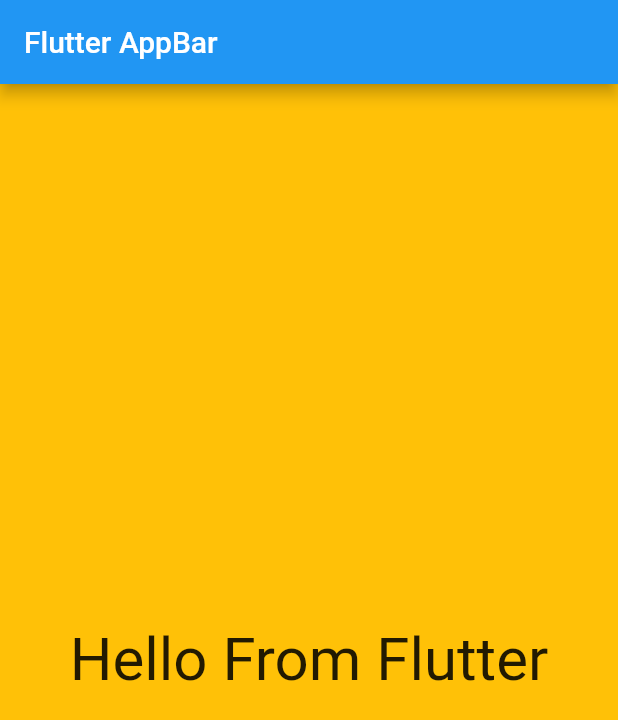
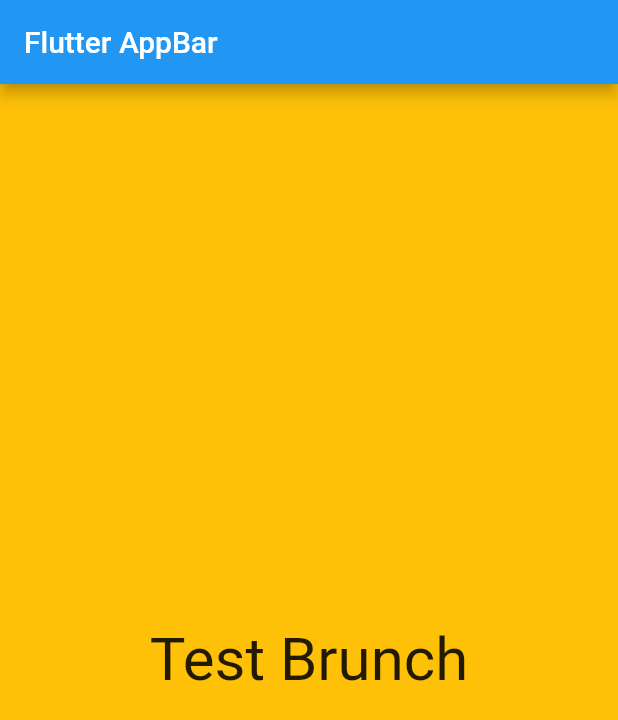
Before and after one commit to nirjanmunshi/flutter-basics, a Flutter app: the screen it shows after launch, on a phone screen of 412 x 824 dp. Shown: the top 720 px of the screen. Run offline on Flutter 3.47's test engine with Material 2 defaults, Android fonts, the phone set to English and light mode, and no system bars.

Commit message:
Test Brunch

```diff
--- a/lib/main.dart
+++ b/lib/main.dart
@@ -25,7 +25,7 @@ class MyFlutterAppBody extends StatelessWidget {
       color: Colors.amber,
       child: Center(
         child: Text(
-          "Hello From Flutter",
+          "Test Brunch",
           textDirection: TextDirection.ltr,
           style: TextStyle(fontSize: 40.0),
         ),
```
